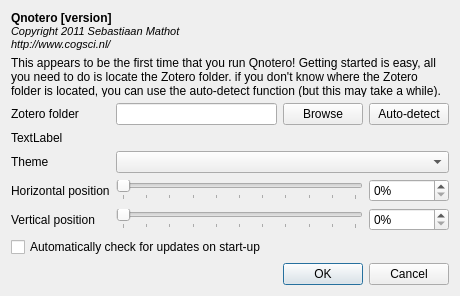
This is ui/preferences.ui in smathot/qnotero as Qt 5 draws it before an edit. The edited form follows.
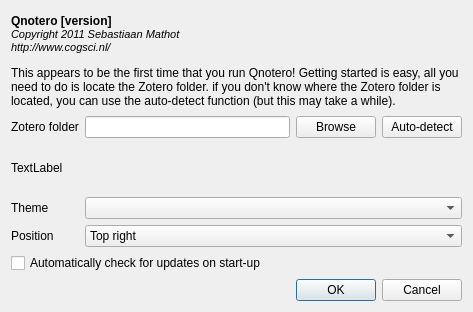
This is the edited form.

```diff
--- a/ui/preferences.ui
+++ b/ui/preferences.ui
@@ -6,8 +6,8 @@
    <rect>
     <x>0</x>
     <y>0</y>
-    <width>460</width>
-    <height>296</height>
+    <width>473</width>
+    <height>312</height>
    </rect>
   </property>
   <property name="windowTitle">
@@ -24,7 +24,7 @@
    <item row="2" column="1">
     <widget class="QLineEdit" name="lineEditZoteroPath"/>
    </item>
-   <item row="8" column="0" colspan="4">
+   <item row="7" column="0" colspan="4">
     <widget class="QDialogButtonBox" name="buttonBox">
      <property name="orientation">
       <enum>Qt::Horizontal</enum>
@@ -90,7 +90,7 @@
      </property>
     </widget>
    </item>
-   <item row="7" column="0" colspan="4">
+   <item row="6" column="0" colspan="4">
     <widget class="QCheckBox" name="checkBoxAutoUpdateCheck">
      <property name="text">
       <string>Automatically check for updates on start-up</string>
@@ -113,67 +113,37 @@
    <item row="5" column="0">
     <widget class="QLabel" name="label_3">
      <property name="text">
-      <string>Horizontal position</string>
+      <string>Position</string>
      </property>
     </widget>
    </item>
-   <item row="5" column="1" colspan="2">
-    <widget class="QSlider" name="horizontalSliderXPos">
-     <property name="maximum">
-      <number>100</number>
-     </property>
-     <property name="orientation">
-      <enum>Qt::Horizontal</enum>
-     </property>
-     <property name="tickPosition">
-      <enum>QSlider::TicksBelow</enum>
-     </property>
-     <property name="tickInterval">
-      <number>10</number>
-     </property>
-    </widget>
-   </item>
-   <item row="6" column="0">
-    <widget class="QLabel" name="label_4">
-     <property name="text">
-      <string>Vertical position</string>
-     </property>
-    </widget>
-   </item>
-   <item row="6" column="1" colspan="2">
-    <widget class="QSlider" name="horizontalSliderYPos">
-     <property name="maximum">
-      <number>100</number>
-     </property>
-     <property name="orientation">
-      <enum>Qt::Horizontal</enum>
-     </property>
-     <property name="tickPosition">
-      <enum>QSlider::TicksBelow</enum>
-     </property>
-     <property name="tickInterval">
-      <number>10</number>
-     </property>
-    </widget>
-   </item>
-   <item row="5" column="3">
-    <widget class="QSpinBox" name="spinBoxXPos">
-     <property name="suffix">
-      <string>%</string>
-     </property>
-     <property name="maximum">
-      <number>100</number>
-     </property>
-    </widget>
-   </item>
-   <item row="6" column="3">
-    <widget class="QSpinBox" name="spinBoxYPos">
-     <property name="suffix">
-      <string>%</string>
-     </property>
-     <property name="maximum">
-      <number>100</number>
-     </property>
+   <item row="5" column="1" colspan="3">
+    <widget class="QComboBox" name="comboBoxPos">
+     <item>
+      <property name="text">
+       <string>Top right</string>
+      </property>
+     </item>
+     <item>
+      <property name="text">
+       <string>Top left</string>
+      </property>
+     </item>
+     <item>
+      <property name="text">
+       <string>Bottom right</string>
+      </property>
+     </item>
+     <item>
+      <property name="text">
+       <string>Bottom left</string>
+      </property>
+     </item>
+     <item>
+      <property name="text">
+       <string>Center</string>
+      </property>
+     </item>
     </widget>
    </item>
   </layout>
```
Left out of the diff: 64 changed lines with no effect on the pictures.
